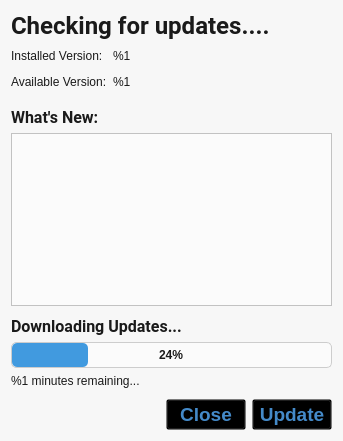
First picture: the form in src/updaterwindow.ui, repository nuttyartist/notes, before the edit.
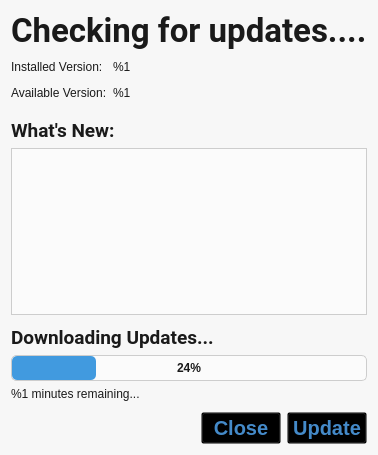
Second picture: the form after the edit.

What changed in the file:
```diff
--- a/src/updaterwindow.ui
+++ b/src/updaterwindow.ui
@@ -6,8 +6,8 @@
    <rect>
     <x>0</x>
     <y>0</y>
-    <width>343</width>
-    <height>441</height>
+    <width>352</width>
+    <height>455</height>
    </rect>
   </property>
   <property name="windowTitle">
@@ -15,14 +15,15 @@
   </property>
   <property name="styleSheet">
    <string notr="true">QWidget {
-   font: 12pt &quot;Roboto&quot;;
+   font: 14pt &quot;Roboto&quot;;
    color: rgb(26, 26, 26);
    background-color: rgb(247, 247, 247);
 }
 
 QTextBrowser {
    color: rgb(117, 117, 117);
-   border-color: rgb(205, 205, 205);
+   font: 14pt &quot;Arimo Regular&quot;;
+   border: 1px solid rgb(205, 205, 205);
    background-color: rgb(251, 251, 251);
 }
 
@@ -40,7 +41,7 @@
 }
 
 QPushButton {
-   font-size: 14pt;
+   font-size: 15pt;
    font-weight: bold;
    border-width: 0px;
    color: rgb(68, 138, 201);
@@ -98,14 +99,14 @@
            <property name="font">
             <font>
              <family>Roboto</family>
-             <pointsize>18</pointsize>
+             <pointsize>25</pointsize>
              <weight>75</weight>
              <italic>false</italic>
              <bold>true</bold>
             </font>
            </property>
            <property name="styleSheet">
-            <string notr="true">font-size: 18pt;
+            <string notr="true">font-size: 25pt;
 font-weight: bold;</string>
            </property>
            <property name="text">
@@ -115,6 +116,9 @@
          </item>
          <item>
           <widget class="QWidget" name="versionsWidget" native="true">
+           <property name="styleSheet">
+            <string/>
+           </property>
            <layout class="QGridLayout" name="gridLayout">
             <property name="leftMargin">
              <number>0</number>
@@ -130,6 +134,9 @@
             </property>
             <item row="0" column="1">
              <widget class="QLabel" name="installedVersion">
+              <property name="styleSheet">
+               <string notr="true"/>
+              </property>
               <property name="text">
                <string>%1</string>
               </property>
@@ -137,6 +144,9 @@
             </item>
             <item row="0" column="0">
              <widget class="QLabel" name="installedVersion_Label">
+              <property name="styleSheet">
+               <string notr="true"/>
+              </property>
               <property name="text">
                <string>Installed Version: </string>
               </property>
@@ -144,6 +154,9 @@
             </item>
             <item row="1" column="0">
              <widget class="QLabel" name="availableVersion_Label">
+              <property name="styleSheet">
+               <string notr="true"/>
+              </property>
               <property name="text">
                <string>Available Version:</string>
               </property>
@@ -151,6 +164,9 @@
             </item>
             <item row="1" column="1">
              <widget class="QLabel" name="availableVersion">
+              <property name="styleSheet">
+               <string notr="true"/>
+              </property>
               <property name="text">
                <string>%1</string>
               </property>
@@ -227,7 +243,7 @@
         <property name="font">
          <font>
           <family>Roboto</family>
-          <pointsize>12</pointsize>
+          <pointsize>14</pointsize>
           <weight>75</weight>
           <italic>false</italic>
           <bold>true</bold>
@@ -252,6 +268,19 @@
         <property name="styleSheet">
          <string notr="true"/>
         </property>
+        <property name="frameShape">
+         <enum>QFrame::NoFrame</enum>
+        </property>
+        <property name="frameShadow">
+         <enum>QFrame::Plain</enum>
+        </property>
+        <property name="html">
+         <string>&lt;!DOCTYPE HTML PUBLIC &quot;-//W3C//DTD HTML 4.0//EN&quot; &quot;http://www.w3.org/TR/REC-html40/strict.dtd&quot;&gt;
+&lt;html&gt;&lt;head&gt;&lt;meta name=&quot;qrichtext&quot; content=&quot;1&quot; /&gt;&lt;style type=&quot;text/css&quot;&gt;
+p, li { white-space: pre-wrap; }
+&lt;/style&gt;&lt;/head&gt;&lt;body style=&quot; font-family:'Arimo Regular'; font-size:14pt; font-weight:400; font-style:normal;&quot;&gt;
+&lt;p style=&quot;-qt-paragraph-type:empty; margin-top:0px; margin-bottom:0px; margin-left:0px; margin-right:0px; -qt-block-indent:0; text-indent:0px;&quot;&gt;&lt;br /&gt;&lt;/p&gt;&lt;/body&gt;&lt;/html&gt;</string>
+        </property>
        </widget>
       </item>
      </layout>
@@ -293,7 +322,7 @@
         <property name="font">
          <font>
           <family>Roboto</family>
-          <pointsize>12</pointsize>
+          <pointsize>14</pointsize>
           <weight>75</weight>
           <italic>false</italic>
           <bold>true</bold>
```
Left out of the diff: 6 changed lines with no effect on the pictures.
